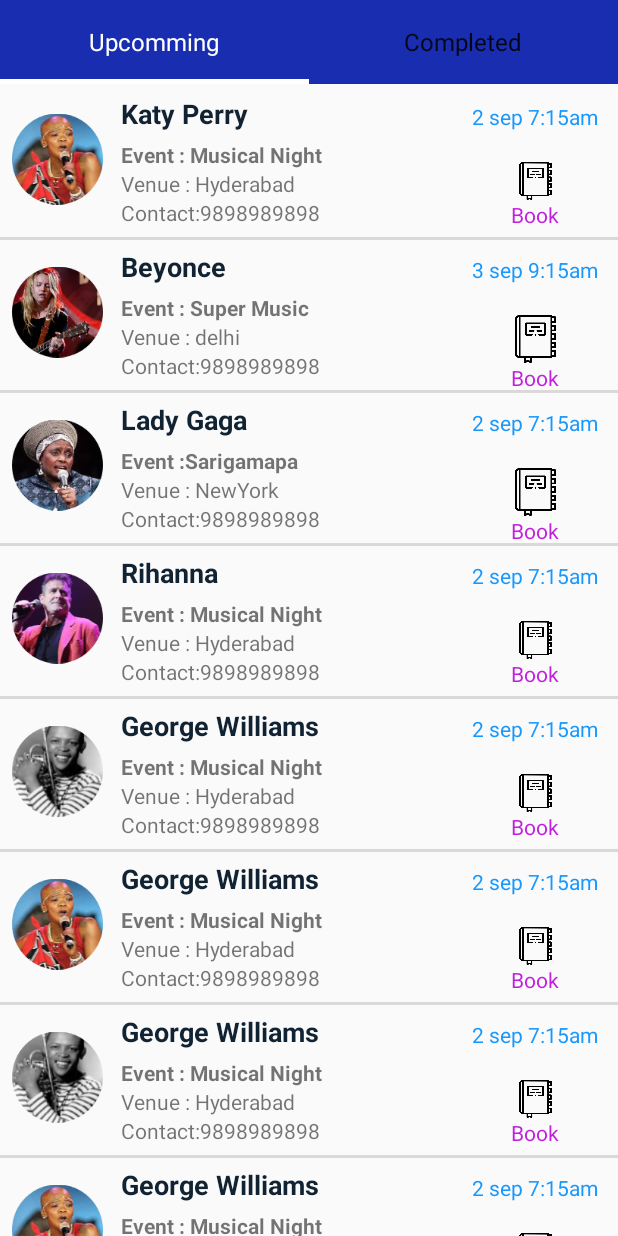
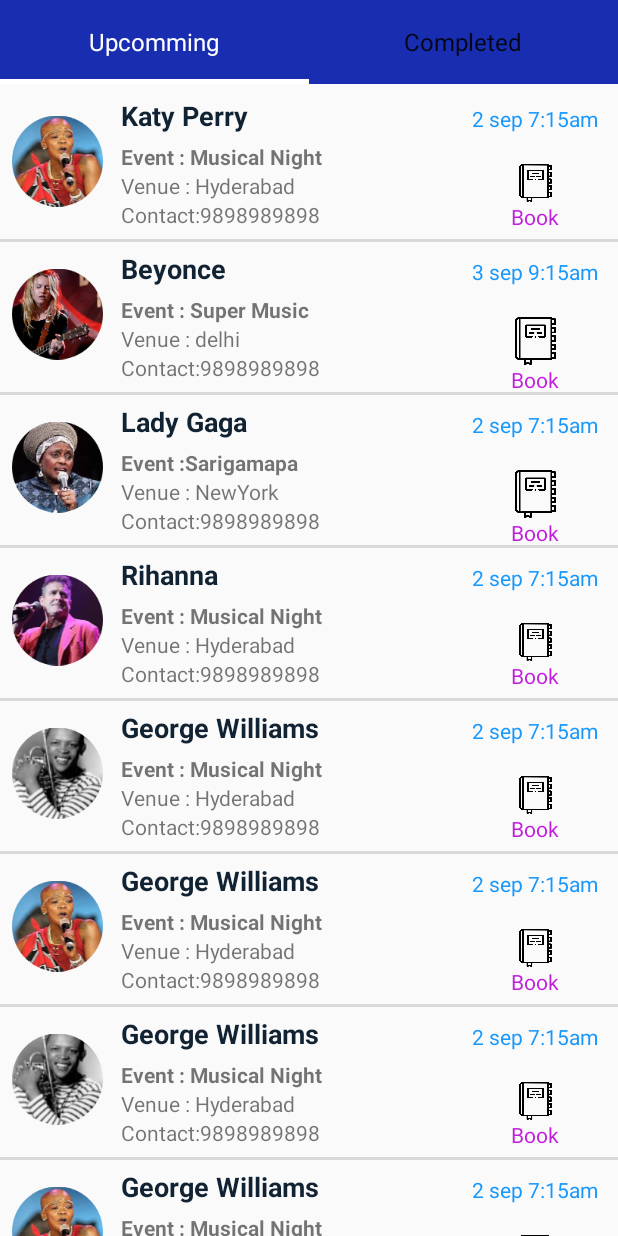
Before and after one commit to modelagopi/MyMusicCustomer, an Android app: the Calls screen opened directly, with no data from a screen before it, on a phone screen of 412 x 824 dp. Run offline under Robolectric (Android 15) with nearby library versions, the phone set to English and light mode, and no system bars; pictures from the network do not load.

Commit message:
event and profile

```diff
--- a/app/src/main/res/layout/calls.xml
+++ b/app/src/main/res/layout/calls.xml
@@ -37,7 +37,7 @@
         android:id="@+id/viewPager"
         android:layout_width="match_parent"
         android:layout_height="match_parent"
-        android:layout_marginTop="58dp"
+        android:layout_marginTop="59dp"
         android:isScrollContainer="true"
         app:layout_constraintBottom_toBottomOf="@+id/bottomNavigationView"
         app:layout_constraintEnd_toEndOf="parent"
```
